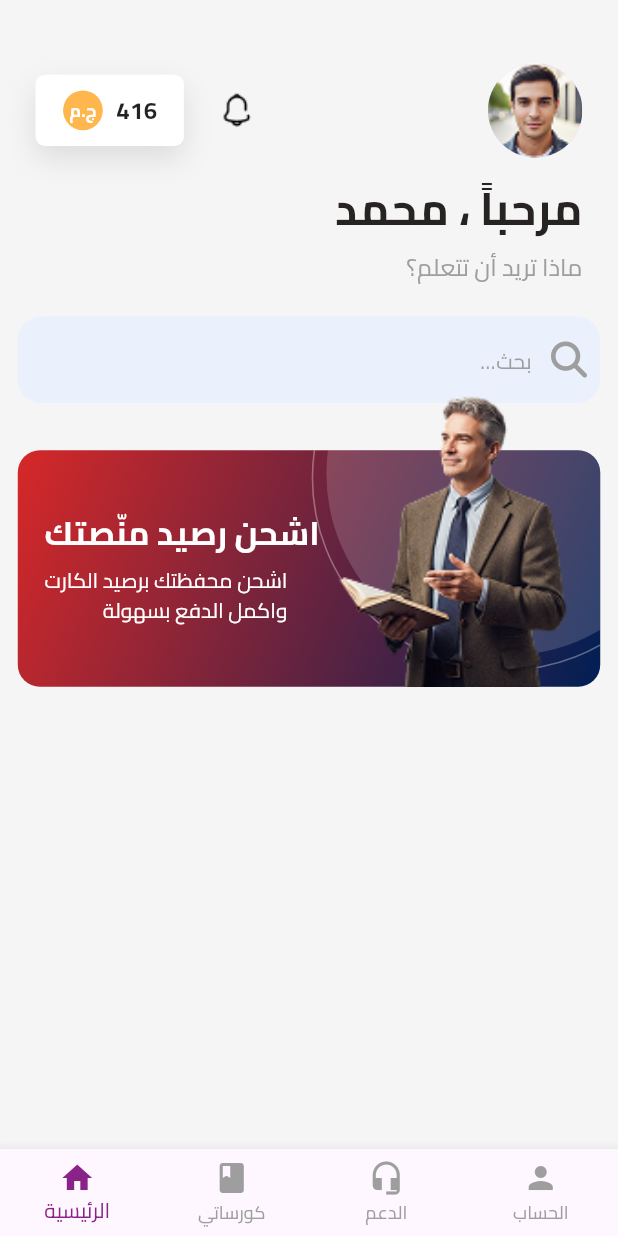
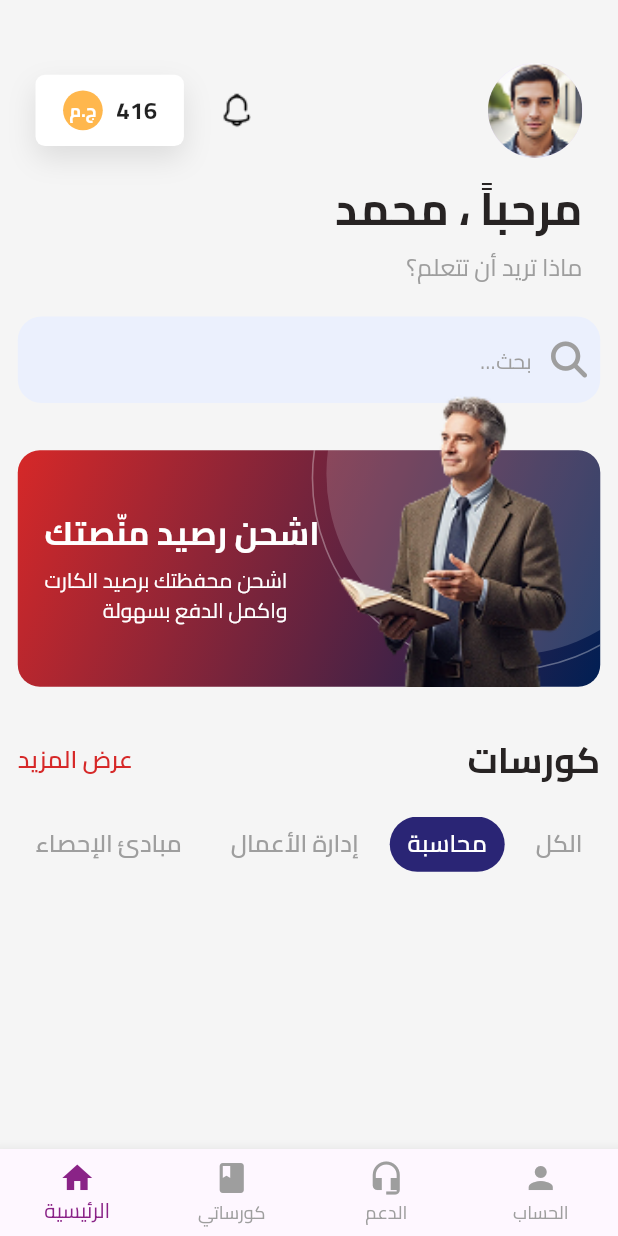
Before and after one commit to Mohamed1Hamada/Bengo-app, a Flutter app: the HomeView screen opened by its route, on a phone screen of 412 x 824 dp. Run offline on Flutter 3.47's test engine with Material 3 defaults, Android fonts, the phone set to English and light mode, and no system bars; our stand-ins replace flutter_screenutil, font_awesome_flutter, go_router.

Commit message:
courses header & categories list view

```diff
--- /dev/null
+++ b/lib/Features/Home/presentation/views/widgets/categories_list_view.dart
@@ -0,0 +1,67 @@
+import 'package:bengo_app/core/utlis/styles.dart';
+import 'package:flutter/material.dart';
+import 'package:flutter_screenutil/flutter_screenutil.dart';
+
+class CategoriesListView extends StatefulWidget {
+  const CategoriesListView({super.key});
+
+  @override
+  State<CategoriesListView> createState() => _CategoriesListViewState();
+}
+
+class _CategoriesListViewState extends State<CategoriesListView> {
+  // القائمة من الديزاين
+  final List<String> categories = [
+    "الكل",
+    "محاسبة",
+    "إدارة الأعمال",
+    "مبادئ الإحصاء",
+  ];
+
+  // المتغير ده عشان نحدد مين اللي "منور" (محاسبة هي اللي في الصورة)
+  int selectedIndex = 1;
+
+  @override
+  Widget build(BuildContext context) {
+    return SizedBox(
+      height: 70.h,
+      child: ListView.builder(
+        itemCount: categories.length,
+        scrollDirection: Axis.horizontal,
+        reverse: true, // عشان يبدأ من اليمين للشمال زي العربي
+        physics: const BouncingScrollPhysics(),
+        itemBuilder: (context, index) {
+          return GestureDetector(
+            onTap: () {
+              setState(() {
+                selectedIndex = index; // تغيير القسم المختار عند الضغط
+              });
+            },
+            child: Container(
+              margin: EdgeInsets.only(left: 15.w), // مسافة بين كل كلمة والتانية
+              padding: EdgeInsets.symmetric(horizontal: 20.w),
+              decoration: BoxDecoration(
+                color: selectedIndex == index
+                    ? const Color(0xff2A2575)
+                    : Colors.transparent,
+                borderRadius: BorderRadius.circular(50.r),
+              ),
+              child: Center(
+                child: Text(
+                  categories[index],
+                  style: Styles.textStyle16.copyWith(
+                    color: selectedIndex == index
+                        ? Colors.white
+                        : const Color(0xFF9E9E9E),
+                    fontWeight: FontWeight.w600,
+                    fontFamily: 'Cairo',
+                  ),
+                ),
+              ),
+            ),
+          );
+        },
+      ),
+    );
+  }
+}
--- /dev/null
+++ b/lib/Features/Home/presentation/views/widgets/courses_header.dart
@@ -0,0 +1,40 @@
+import 'package:bengo_app/core/utlis/styles.dart';
+import 'package:flutter/material.dart';
+
+class CoursesHeader extends StatelessWidget {
+  const CoursesHeader({super.key});
+
+  @override
+  Widget build(BuildContext context) {
+    return Row(
+      children: [
+        // عرض المزيد (على الشمال)
+        GestureDetector(
+          onTap: () {
+            // التنقل لصفحة كل الكورسات
+          },
+          child: Text(
+            "عرض المزيد",
+            style: Styles.textStyle16.copyWith(
+              color: const Color(0xFFD62828), // اللون الأحمر/الوردي زي الفيجما
+              fontWeight: FontWeight.w600,
+              fontFamily: 'Cairo',
+            ),
+          ),
+        ),
+
+        const Spacer(),
+
+        // كورسات (على اليمين)
+        Text(
+          "كورسات",
+          style: Styles.textStyle24.copyWith(
+            fontWeight: FontWeight.bold,
+            color: const Color(0xFF272323),
+            fontFamily: 'Cairo',
+          ),
+        ),
+      ],
+    );
+  }
+}
--- a/lib/Features/Home/presentation/views/widgets/home_view_body.dart
+++ b/lib/Features/Home/presentation/views/widgets/home_view_body.dart
@@ -1,3 +1,5 @@
+import 'package:bengo_app/Features/Home/presentation/views/widgets/categories_list_view.dart';
+import 'package:bengo_app/Features/Home/presentation/views/widgets/courses_header.dart';
 import 'package:bengo_app/Features/Home/presentation/views/widgets/custom_home_header.dart';
 import 'package:bengo_app/Features/Home/presentation/views/widgets/home_search_field.dart';
 import 'package:bengo_app/Features/Home/presentation/views/widgets/promo_banner.dart';
@@ -18,11 +20,13 @@ class HomeViewBody extends StatelessWidget {
             const CustomHomeHeader(),
             SizedBox(height: 20.h),
             const HomeSearchField(),
-             SizedBox(height: 60.h),
-             const PromoBanner(),
-            // SizedBox(height: 30.h),
-
-            // هنا هنضيف جزء "الكورسات" والـ Categories في الخطوة الجاية
+            SizedBox(height: 60.h),
+            const PromoBanner(),
+            SizedBox(height: 60.h),
+            const CoursesHeader(),
+            SizedBox(height: 40.h),
+            const CategoriesListView(), // الجزء الجديد اللي ضفناه
+            SizedBox(height: 24.h),
           ],
         ),
       ),
--- a/lib/core/utlis/asstes.dart
+++ b/lib/core/utlis/asstes.dart
@@ -12,4 +12,6 @@ class AsstesData {
   static const homeHeaderIcon = 'assets/images/Image (Profile).png';
   static const notificationIcon = 'assets/images/Button.png';
   static const bannerMan = 'assets/images/Rectangle.png';
+  static const test1 = 'assets/images/image 19.png';
+  static const test2 = 'assets/images/Image Group.png';
 }
```
